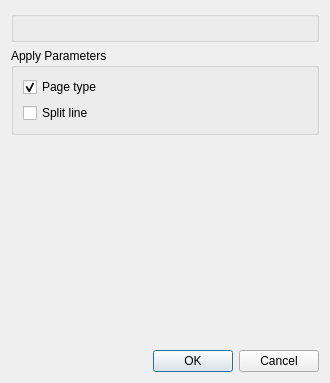
Old version of the form src/core/filters/page_split/SplitModeDialog.ui in the repository 2ndmax/scantailor-ocr.
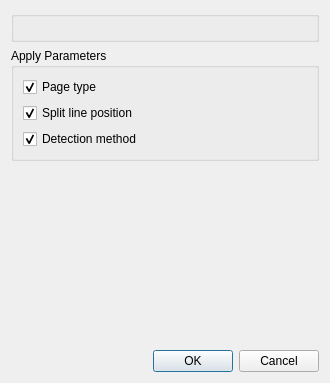
New version of the form. Custom widgets are drawn as their Qt base class.

Commit message: page_split: detect the split line along the spine (Spine line)

Diff of the .ui file:
```diff
--- a/src/core/filters/page_split/SplitModeDialog.ui
+++ b/src/core/filters/page_split/SplitModeDialog.ui
@@ -45,7 +45,23 @@
          <string>The position of the split line, adapted to the size of each page. Without it, each page keeps its own split line or detects one. Only for a page type set by hand that has a split line.</string>
         </property>
         <property name="text">
-         <string>Split line</string>
+         <string>Split line position</string>
+        </property>
+        <property name="checked">
+         <bool>true</bool>
+        </property>
+       </widget>
+      </item>
+      <item>
+       <widget class="QCheckBox" name="applyDetectionMethodOption">
+        <property name="toolTip">
+         <string>How the split line is detected automatically (Edges or Spine line). A split line set by hand stays.</string>
+        </property>
+        <property name="text">
+         <string>Detection method</string>
+        </property>
+        <property name="checked">
+         <bool>true</bool>
         </property>
        </widget>
       </item>
```
The commit also changes 30 other files.
